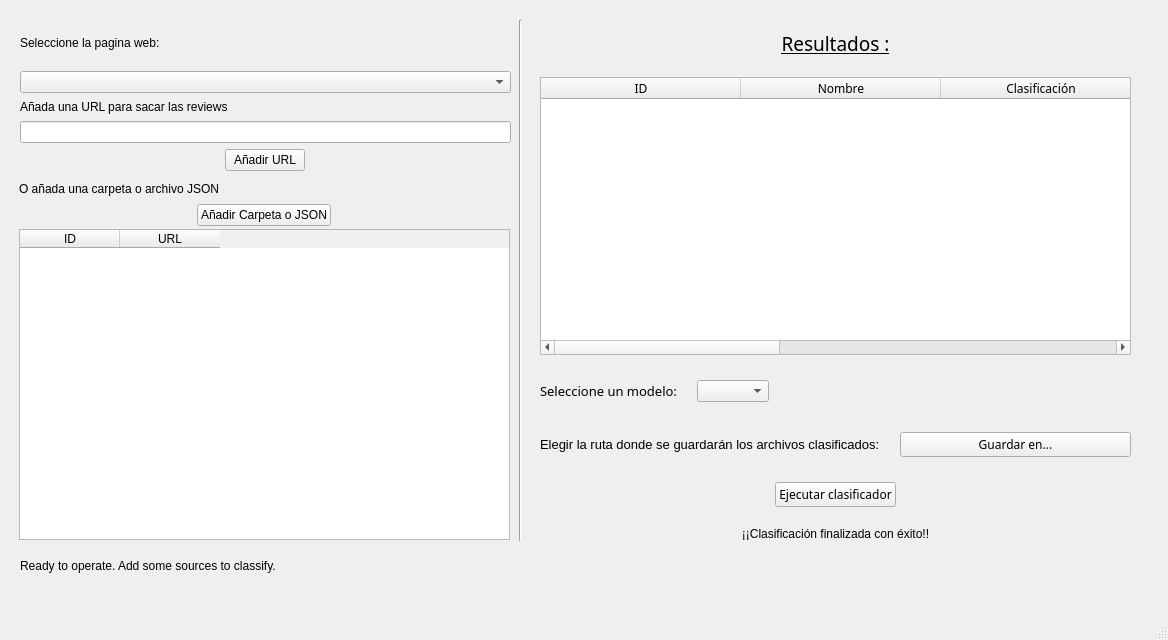
Old version of the form Resources/UI/VentanaClasificadorWeb.ui in the repository 40CompilerErrors/Proyecto2.
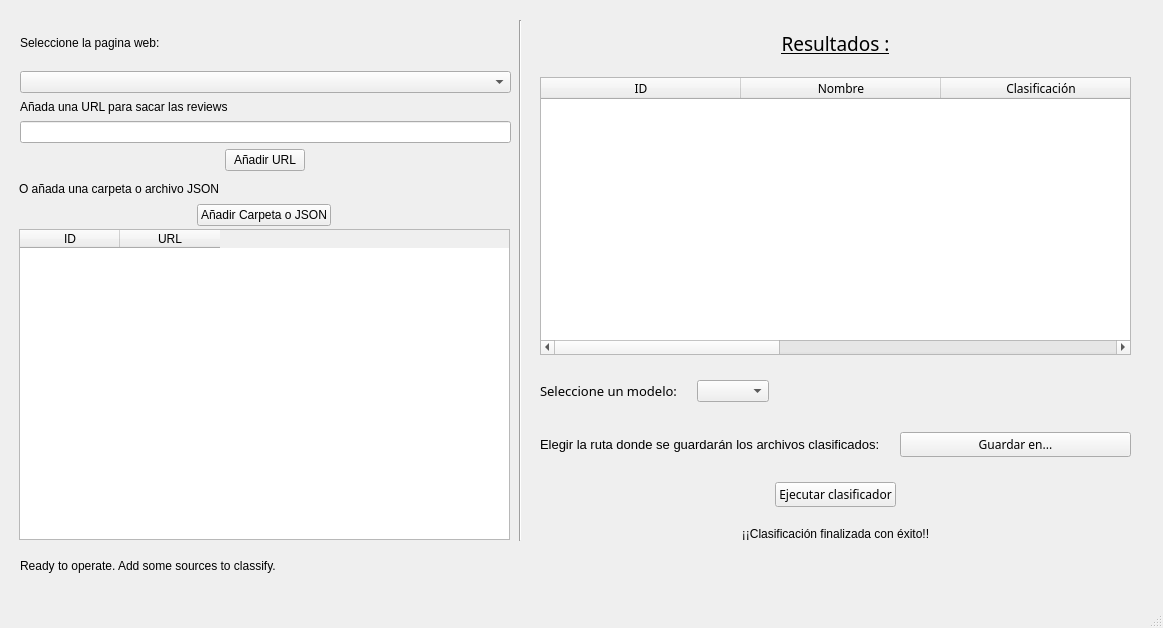
New version of the form. Icons and pictures are not drawn.

Commit message: Auto stash before merge of "master" and "origin/master"

Diff of the .ui file:
```diff
--- a/Resources/UI/VentanaClasificadorWeb.ui
+++ b/Resources/UI/VentanaClasificadorWeb.ui
@@ -6,8 +6,8 @@
    <rect>
     <x>0</x>
     <y>0</y>
-    <width>1168</width>
-    <height>640</height>
+    <width>1163</width>
+    <height>628</height>
    </rect>
   </property>
   <property name="windowTitle">
```
Left out of the diff: 2 changed lines with no effect on the pictures.
